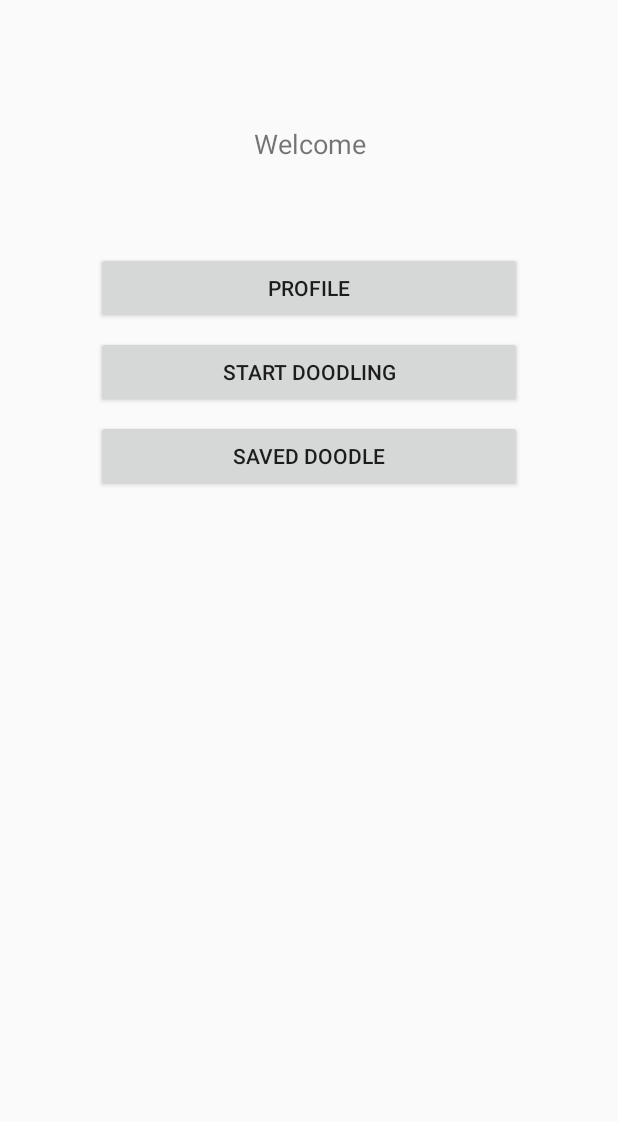
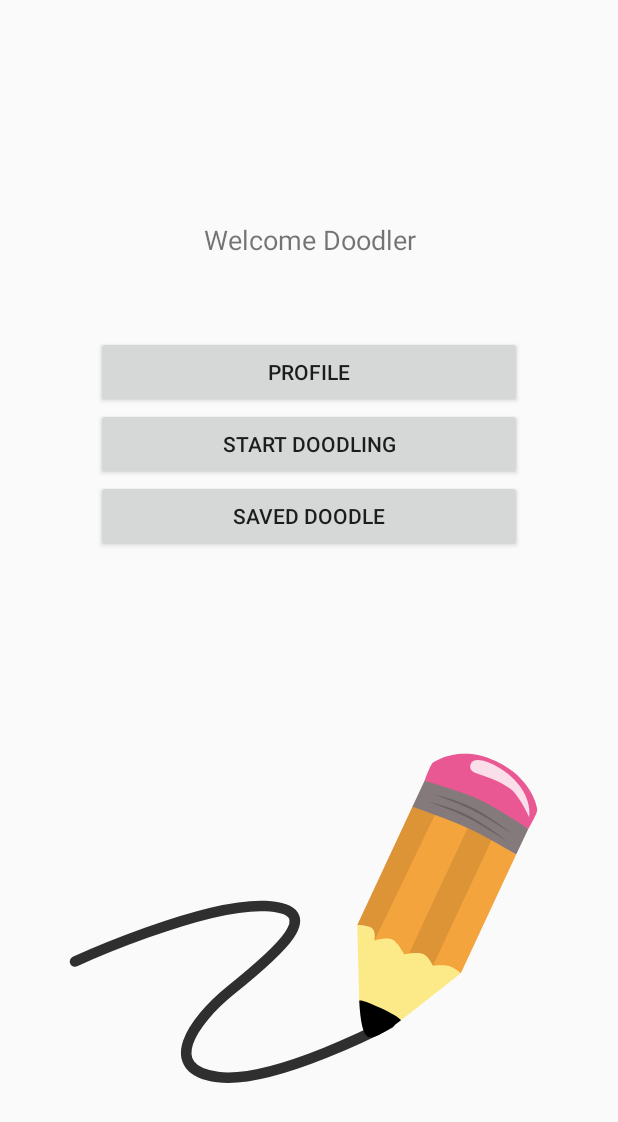
Before and after one commit to ichimichi/Collaborative-Doodling, an Android app: the screen it shows after launch (MainActivity), on a phone screen of 412 x 824 dp. Shown: the top 1122 px of the screen. Run offline under Robolectric (Android 15) with nearby library versions, the phone set to English and light mode, and no system bars; our stand-ins replace Firebase (no records; nobody signed in at launch, a user with empty details on screens opened directly); libraries missing offline, so code that uses them is left out: com.firebase.ui; 3 statements that could not run were skipped.

Commit message:
added animations to main and session option layout

```diff
--- a/app/build.gradle
+++ b/app/build.gradle
@@ -45,6 +45,8 @@ dependencies {
     implementation 'androidx.recyclerview:recyclerview:1.0.0'
     implementation 'androidx.cardview:cardview:1.0.0'
 
+    // Lottie
+    implementation 'com.airbnb.android:lottie:3.0.1'
 
 }
 apply plugin: 'com.google.gms.google-services'
--- a/app/src/main/res/layout/activity_main.xml
+++ b/app/src/main/res/layout/activity_main.xml
@@ -7,29 +7,29 @@
     android:layout_height="match_parent"
     tools:context=".activity.MainActivity">
 
-    <!--<LinearLayout-->
-    <!--android:layout_width="wrap_content"-->
-    <!--android:layout_height="248dp"-->
-    <!--app:layout_constraintTop_toBottomOf="@+id/titleTV"-->
-    <!--app:layout_constraintEnd_toEndOf="parent"-->
-    <!--android:layout_marginEnd="8dp"-->
-    <!--app:layout_constraintStart_toStartOf="parent"-->
-    <!--android:layout_marginStart="8dp"-->
-    <!--android:orientation="horizontal" android:layout_marginTop="272dp" app:layout_constraintHorizontal_bias="0.392">-->
-    <!--</LinearLayout>-->
+    <com.airbnb.lottie.LottieAnimationView
+        android:id="@+id/pencilAV"
+        android:layout_width="match_parent"
+        android:layout_height="wrap_content"
+        app:lottie_rawRes="@raw/pencil"
+        app:lottie_autoPlay="true"
+        app:layout_constraintEnd_toEndOf="parent"
+        android:layout_marginStart="8dp"
+        app:layout_constraintStart_toStartOf="parent" app:layout_constraintBottom_toBottomOf="parent"/>
+
     <TextView
-        android:text="Welcome"
+        android:text="Welcome Doodler"
         android:layout_width="0dp"
         android:layout_height="80dp"
         android:id="@+id/titleTV"
-        android:layout_marginTop="56dp"
-        app:layout_constraintTop_toTopOf="parent"
         app:layout_constraintEnd_toEndOf="parent"
         android:layout_marginEnd="8dp"
         app:layout_constraintStart_toStartOf="parent"
         android:layout_marginStart="8dp"
         android:textSize="18sp"
-        android:textAlignment="center" android:gravity="center"/>
+        android:textAlignment="center" android:gravity="center"
+        app:layout_constraintHorizontal_bias="0.0"
+        android:layout_marginTop="120dp" app:layout_constraintTop_toTopOf="parent"/>
 
 
     <Button
@@ -37,34 +37,32 @@
         android:layout_width="match_parent"
         android:layout_height="wrap_content"
         android:id="@+id/profileBtn"
-        android:layout_marginTop="32dp"
+        android:layout_marginTop="24dp"
         app:layout_constraintTop_toBottomOf="@+id/titleTV"
         app:layout_constraintStart_toStartOf="parent"
         android:layout_marginStart="64dp"
         app:layout_constraintEnd_toEndOf="parent"
-        android:layout_marginEnd="64dp"/>
+        android:layout_marginEnd="64dp" app:layout_constraintHorizontal_bias="0.0"/>
 
     <Button
         android:text="Start Doodling"
         android:layout_width="match_parent"
         android:layout_height="wrap_content"
         android:id="@+id/newDoodleBtn"
-        android:layout_marginTop="8dp"
         app:layout_constraintTop_toBottomOf="@+id/profileBtn"
         app:layout_constraintStart_toStartOf="parent"
         android:layout_marginStart="64dp"
         app:layout_constraintEnd_toEndOf="parent"
         android:layout_marginEnd="64dp"
-        app:layout_constraintHorizontal_bias="0.503"/>
+        app:layout_constraintHorizontal_bias="0.0"/>
     <Button
         android:text="Saved Doodle"
         android:layout_width="match_parent"
         android:layout_height="wrap_content"
         android:id="@+id/savedDoodleBtn"
-        android:layout_marginTop="8dp"
         app:layout_constraintTop_toBottomOf="@+id/newDoodleBtn"
         app:layout_constraintStart_toStartOf="parent"
         android:layout_marginStart="64dp"
         app:layout_constraintEnd_toEndOf="parent"
-        android:layout_marginEnd="64dp"/>
+        android:layout_marginEnd="64dp" app:layout_constraintHorizontal_bias="0.0"/>
 </androidx.constraintlayout.widget.ConstraintLayout>
```
Also changed, not shown: app/src/main/java/com/softwareengineeringproject/collaborativedoodling/activity/sessionOptionActivity.kt (+28 -0 lines), app/src/main/res/layout/activity_session_option.xml (+14 -0 lines).
